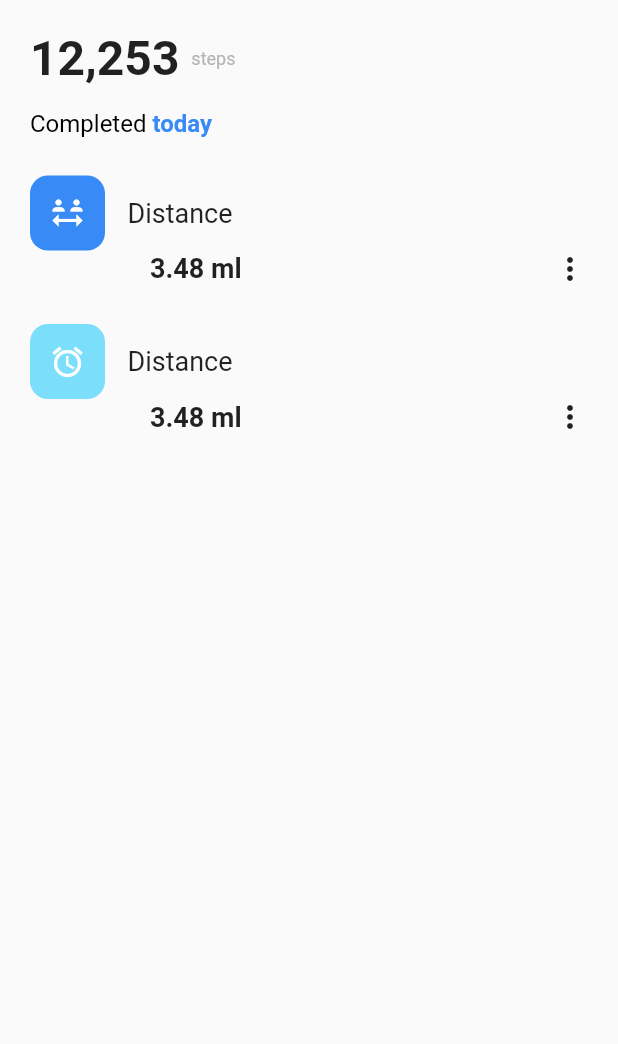
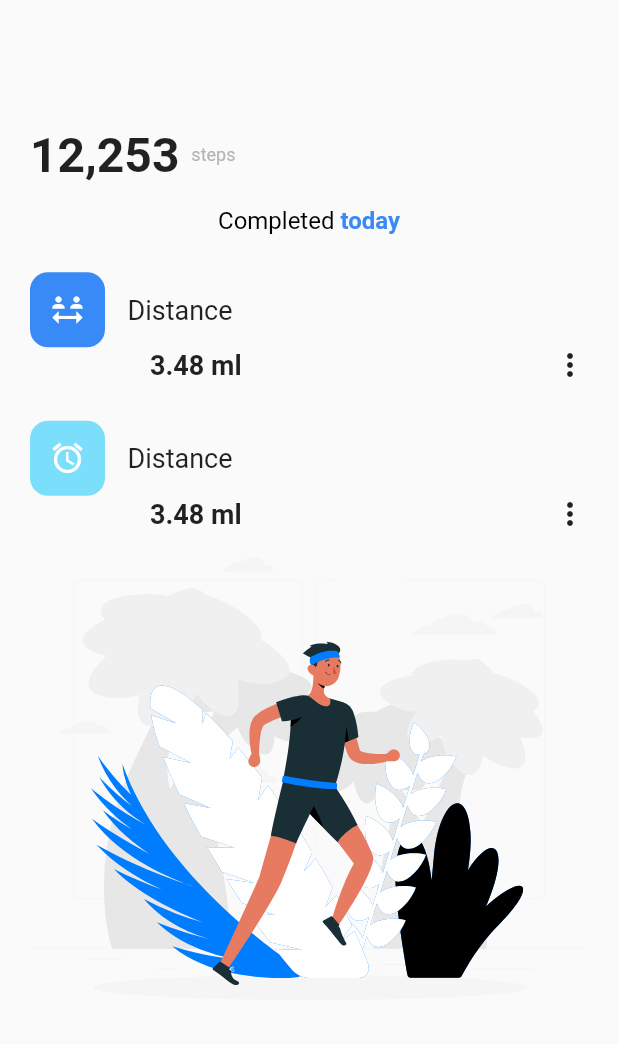
Before and after one commit to kalimullahdev/judy, a Flutter app: the DashboardScreen screen opened directly, on a phone screen of 412 x 824 dp, the part 84-1128 px from its top. Run offline on Flutter 3.47's test engine with Material 2 defaults, Android fonts, the phone set to English and light mode, and no system bars; our stand-ins replace flutter_svg, font_awesome_flutter, pin_code_fields; missing offline and left inert: proste_bezier_curve.

Commit message:
worked on design

```diff
--- a/lib/presentation/screens/dashboard_screen.dart
+++ b/lib/presentation/screens/dashboard_screen.dart
@@ -1,4 +1,5 @@
 import 'package:flutter/material.dart';
+import 'package:flutter_svg/svg.dart';
 import 'package:judy_flutter_ui/utill/dimensions.dart';
 import 'package:judy_flutter_ui/utill/images.dart';
 
@@ -43,8 +44,10 @@ class DashboardScreen extends StatelessWidget {
         ],
       ),
       body: Center(
-        child: ListView(
+        child: Padding(
           padding: const EdgeInsets.all(20),
+          child: Column(
+            mainAxisAlignment: MainAxisAlignment.center,
             children: [
               Row(
                 children: const [
@@ -180,11 +183,13 @@ class DashboardScreen extends StatelessWidget {
                       )
                     ],
                   ),
+                  SvgPicture.asset(Svgs.dashboardScreenImage),
                 ],
               ),
             ],
           ),
         ),
+      ),
     );
   }
 }
--- a/lib/utill/images.dart
+++ b/lib/utill/images.dart
@@ -14,7 +14,8 @@ class Images {
 class Svgs {
   // static const String dialogicon1 = 'assets/svg/dialogicon1.svg';
   // static const String dialogicon1 = 'assets/svg/dialogicon1.svg';
-  // static const String dialogicon1 = 'assets/svg/dialogicon1.svg';
+  static const String dashboardScreenImage =
+      'assets/svg/dashboard_screen_image.svg';
   static const String mydata = 'assets/svg/mydata.svg';
   static const String dialogicon1 = 'assets/svg/dialogicon1.svg';
   static const String dialogicon2 = 'assets/svg/dialogicon2.svg';
```
Also changed, not shown: lib/presentation/screens/dashboard_screen2.dart (+9 -2 lines), lib/presentation/screens/device_list.dart (+7 -5 lines), assets/svg/dashboard_screen_image.svg (added). Lines whose indentation alone changed are shown as unchanged.
